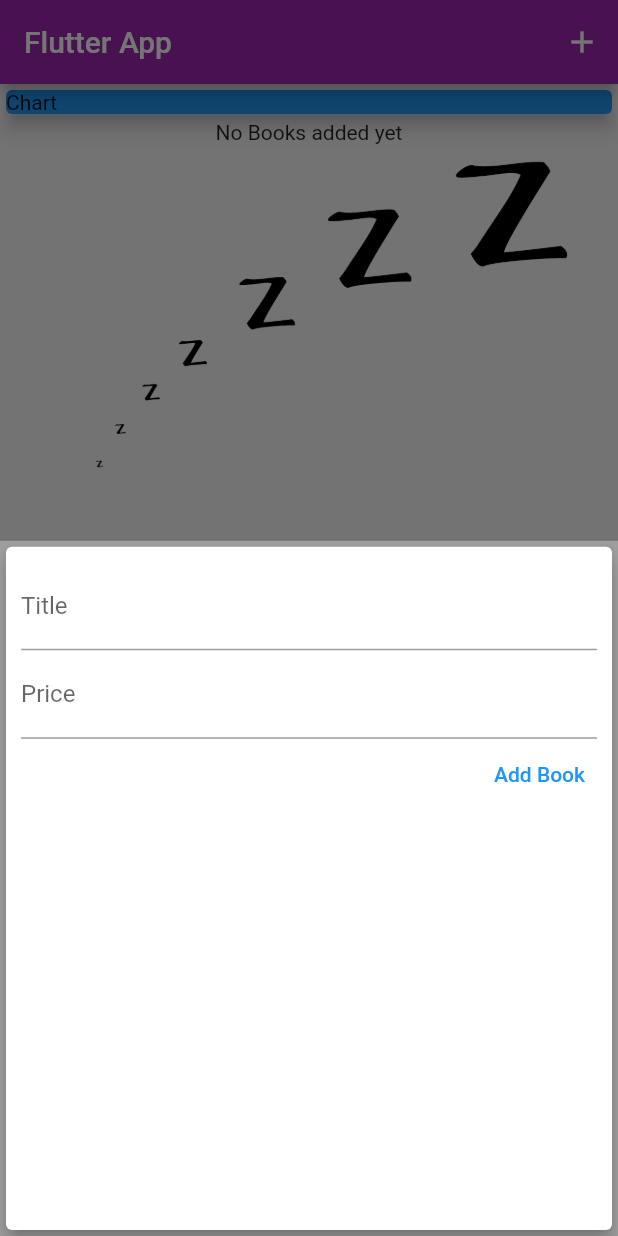
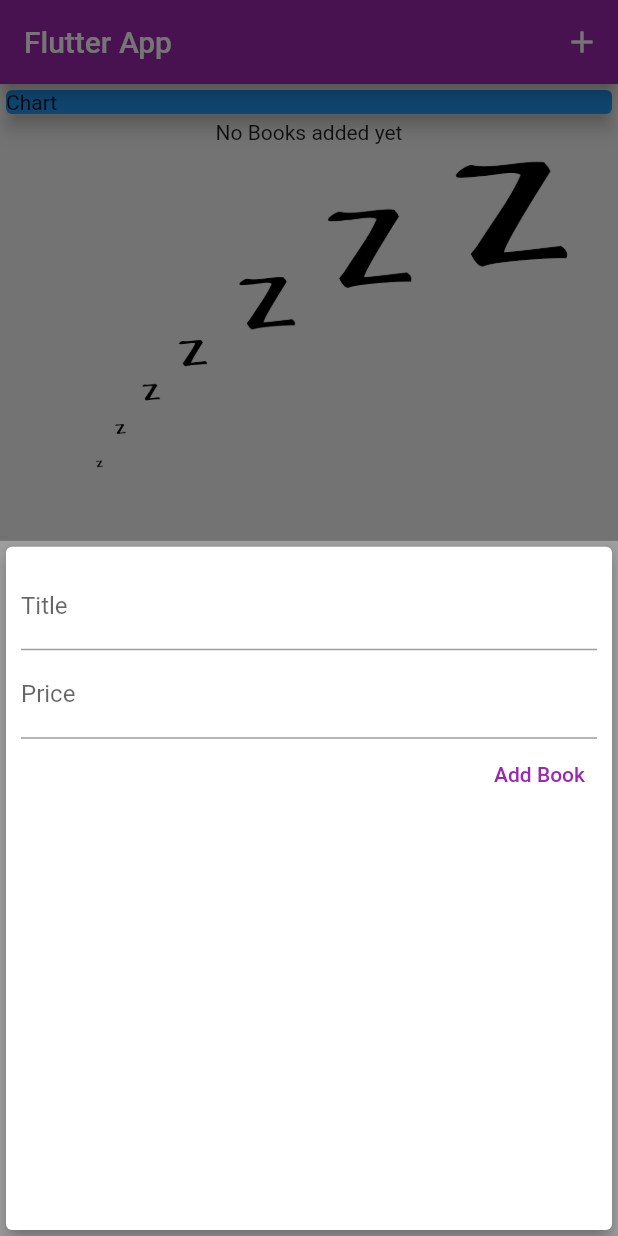
Before and after one commit to hdwhitem/Personal_Expenses_App, a Flutter app: the screen it shows after launch, after a tap on the "add" icon, on a phone screen of 412 x 824 dp. Run offline on Flutter 3.47's test engine with Material 2 defaults, Android fonts, the phone set to English and light mode, and no system bars.

```diff
--- a/lib/main.dart
+++ b/lib/main.dart
@@ -1,7 +1,6 @@
 import 'widgets/book_list.dart';
 import 'widgets/new_book.dart';
 import 'package:flutter/material.dart';
-import 'package:intl/intl.dart';
 
 import 'models/book.dart';
 
@@ -48,7 +47,7 @@ class _HomeScreenState extends State<HomeScreen> {
         id: '2222',
         imageUrl:
             'https://cdn.pixabay.com/photo/2015/11/19/21/10/glasses-1052010_960_720.jpg',
-        date: DateFormat.yMMMEd().format(DateTime.now()).toString(),
+        date: DateTime.now(),
       );
       _userBooks.add(newBk);
     });
@@ -77,6 +76,7 @@ class _HomeScreenState extends State<HomeScreen> {
       title: 'Books.me',
       theme: ThemeData(
         primarySwatch: Colors.purple,
+        accentColor: Colors.amber,
       ),
       home: Scaffold(
         appBar: AppBar(
--- a/lib/models/book.dart
+++ b/lib/models/book.dart
@@ -4,7 +4,7 @@ class Book {
   final String description;
   final double price;
   final String imageUrl;
-  final String date;
+  final DateTime date;
 
   Book({
     required this.id,
--- a/lib/widgets/new_book.dart
+++ b/lib/widgets/new_book.dart
@@ -51,8 +51,10 @@ class _NewBookState extends State<NewBook> {
             mainAxisAlignment: MainAxisAlignment.end,
             children: <Widget>[
               TextButton(
-                child: const Text('Add Book'),
-                style: TextButton.styleFrom(primary: Colors.blue),
+                child: Text('Add Book'),
+                style: TextButton.styleFrom(
+                  primary: Colors.purple,
+                ),
                 onPressed: () {
                   submitData();
                 },
```
Also changed, not shown: lib/widgets/book_list.dart (+22 -35 lines), lib/widgets/user_book.dart (+4 -10 lines).
